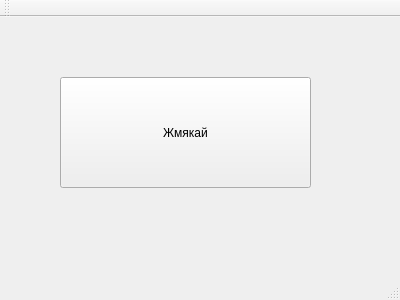
This is mainwindow.ui in igntnk/OpenGl-cube as Qt 5 draws it before an edit. The edited form follows.
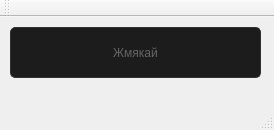
This is the edited form.

```diff
--- a/mainwindow.ui
+++ b/mainwindow.ui
@@ -6,8 +6,8 @@
    <rect>
     <x>0</x>
     <y>0</y>
-    <width>400</width>
-    <height>300</height>
+    <width>274</width>
+    <height>130</height>
    </rect>
   </property>
   <property name="windowTitle">
@@ -17,12 +17,29 @@
    <widget class="QPushButton" name="pushButton">
     <property name="geometry">
      <rect>
-      <x>60</x>
-      <y>60</y>
+      <x>10</x>
+      <y>10</y>
       <width>251</width>
-      <height>111</height>
+      <height>51</height>
      </rect>
     </property>
+    <property name="styleSheet">
+     <string notr="true">QPushButton {
+                                    background-color: rgb(28, 28, 28);
+                                    color: rgb(100,100,100);
+                                    border: 1px solid rgb(50,50,50);
+                                    border-radius: 5px
+                                    }
+                                    QPushButton:hover {
+                                    background-color: rgb(20, 20, 20);
+                                    color: rgb(80,80,80);
+                                    }
+                                    QPushButton:pressed {
+                                    background-color: rgb(10,10,10);
+                                    color: rgb(60,60,60);
+                                    border: 1px solid rgb(40, 40, 40);
+                                    }</string>
+    </property>
     <property name="text">
      <string>Жмякай</string>
     </property>
```
Left out of the diff: 4 changed lines with no effect on the pictures.
